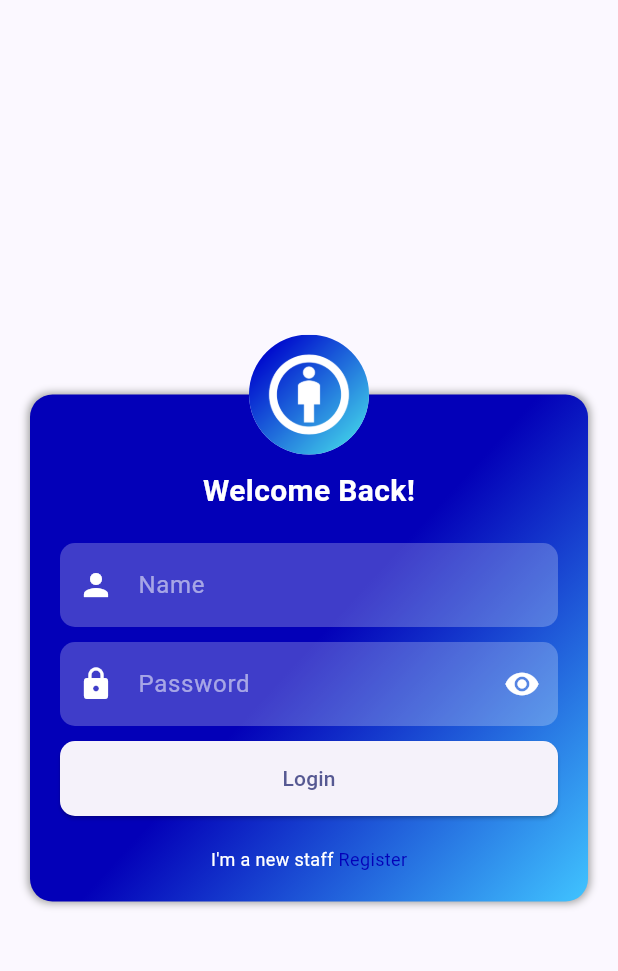
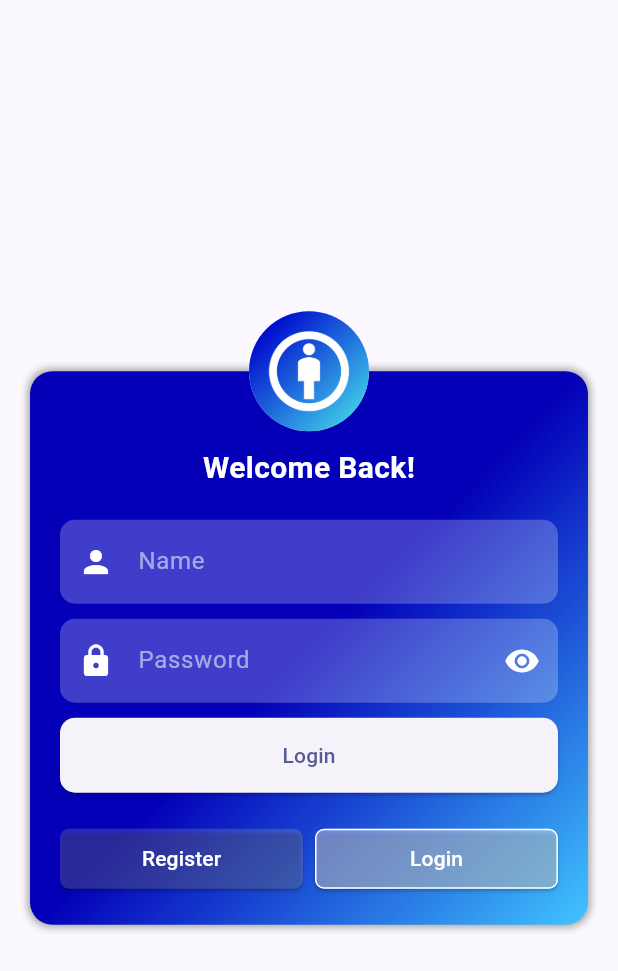
Before and after one commit to vinothrasamani/attendance, a Flutter app: the screen it shows after launch, on a phone screen of 412 x 824 dp. Shown: the top 971 px of the screen. Run offline on Flutter 3.47's test engine with Material 3 defaults, Android fonts, the phone set to English and light mode, and no system bars; our stand-ins replace flutter_riverpod, get, shared_preferences, slide_to_act; accounts and stored records are empty.

```diff
--- a/lib/main.dart
+++ b/lib/main.dart
@@ -1,12 +1,16 @@
 import 'package:attendance/install_id_manager.dart';
 import 'package:attendance/view/splash_screen.dart';
 import 'package:flutter/material.dart';
+import 'package:flutter/services.dart';
 import 'package:flutter_riverpod/flutter_riverpod.dart';
 import 'package:get/get.dart';
 
 void main() async {
   WidgetsFlutterBinding.ensureInitialized();
   await InstallIdManager.getInstallId();
+  SystemChrome.setPreferredOrientations(
+    [DeviceOrientation.portraitDown, DeviceOrientation.portraitUp],
+  );
   runApp(ProviderScope(child: const MyApp()));
 }
 
--- /dev/null
+++ b/lib/model/user_model.dart
@@ -0,0 +1,69 @@
+import 'dart:convert';
+
+UserModel userModelFromJson(String str) => UserModel.fromJson(json.decode(str));
+
+String userModelToJson(UserModel data) => json.encode(data.toJson());
+
+class UserModel {
+  bool success;
+  User? data;
+  String message;
+
+  UserModel({
+    required this.success,
+    required this.data,
+    required this.message,
+  });
+
+  factory UserModel.fromJson(Map<String, dynamic> json) => UserModel(
+        success: json["success"],
+        data: User.fromJson(json["data"]),
+        message: json["message"],
+      );
+
+  Map<String, dynamic> toJson() => {
+        "success": success,
+        "data": data?.toJson(),
+        "message": message,
+      };
+}
+
+class User {
+  int id;
+  String name;
+  String code;
+  String phone;
+  String token;
+  DateTime createdAt;
+  DateTime updatedAt;
+
+  User({
+    required this.id,
+    required this.name,
+    required this.code,
+    required this.phone,
+    required this.token,
+    required this.createdAt,
+    required this.updatedAt,
+  });
+
+  factory User.fromJson(Map<String, dynamic> json) => User(
+        id: json["id"],
+        name: json["name"],
+        code: json["code"],
+        phone: json["phone"],
+        token: json["token"],
+        createdAt: DateTime.parse(json["created_at"]),
+        updatedAt: DateTime.parse(json["updated_at"]),
+      );
+
+  Map<String, dynamic> toJson() => {
+        "id": id,
+        "name": name,
+        "code": code,
+        "phone": phone,
+        "token": token,
+        "created_at": createdAt.toIso8601String(),
+        "updated_at": updatedAt.toIso8601String(),
+      };
+}
--- a/lib/view/auth_screen.dart
+++ b/lib/view/auth_screen.dart
@@ -1,7 +1,6 @@
 import 'package:attendance/install_id_manager.dart';
 import 'package:attendance/main.dart';
 import 'package:attendance/view_model/auth_service.dart';
-import 'package:flutter/gestures.dart';
 import 'package:flutter/material.dart';
 import 'package:flutter_riverpod/flutter_riverpod.dart';
 
@@ -47,7 +46,7 @@ class _AuthScreenState extends ConsumerState<AuthScreen> {
     return TextFormField(
       style: TextStyle(color: Colors.white),
       keyboardType: type,
-      cursorColor: baseColor,
+      cursorColor: Colors.white,
       obscureText: obscure ? obs : false,
       decoration: InputDecoration(
         hintText: hint,
@@ -82,6 +81,13 @@ class _AuthScreenState extends ConsumerState<AuthScreen> {
       onChanged: onChanged,
     );
   }
+
+  final style = ElevatedButton.styleFrom(
+    padding: EdgeInsets.all(15),
+    shape: RoundedRectangleBorder(
+      borderRadius: BorderRadius.circular(10),
+    ),
+  );
 
   @override
   Widget build(BuildContext context) {
@@ -126,7 +132,9 @@ class _AuthScreenState extends ConsumerState<AuthScreen> {
                         SizedBox(height: 20),
                         field(
                           hint: 'Name',
-                          onChanged: (p0) {},
+                          onChanged: (p0) {
+                            name = p0;
+                          },
                         ),
                         SizedBox(height: 10),
                         if (!isLogin)
@@ -137,10 +145,16 @@ class _AuthScreenState extends ConsumerState<AuthScreen> {
                                 hint: 'Phone',
                                 icon: Icons.phone,
                                 type: TextInputType.phone,
+                                onChanged: (p0) {
+                                  phone = p0;
+                                },
                               ),
                               SizedBox(height: 10),
                               field(
                                   hint: 'Staff Code',
+                                  onChanged: (p0) {
+                                    code = p0;
+                                  },
                                   icon: Icons.person_pin_rounded),
                               SizedBox(height: 10),
                             ],
@@ -148,6 +162,9 @@ class _AuthScreenState extends ConsumerState<AuthScreen> {
                         field(
                           hint: 'Password',
                           obscure: true,
+                          onChanged: (p0) {
+                            password = p0;
+                          },
                           icon: Icons.lock,
                         ),
                         SizedBox(height: 10),
@@ -155,12 +172,7 @@ class _AuthScreenState extends ConsumerState<AuthScreen> {
                           width: double.infinity,
                           child: ElevatedButton.icon(
                             onPressed: () => submit(isLogin),
-                            style: ElevatedButton.styleFrom(
-                              padding: EdgeInsets.all(15),
-                              shape: RoundedRectangleBorder(
-                                borderRadius: BorderRadius.circular(10),
-                              ),
-                            ),
+                            style: style,
                             icon: isLoading
                                 ? SizedBox(
                                     height: 15,
@@ -177,25 +189,54 @@ class _AuthScreenState extends ConsumerState<AuthScreen> {
                           ),
                         ),
                         SizedBox(height: 20),
-                        Text.rich(
-                          TextSpan(
-                            text: isLogin
-                                ? 'I\'m a new staff '
-                                : 'I\'m an old staff ',
-                            style: TextStyle(color: Colors.white, fontSize: 12),
-                            children: [
-                              TextSpan(
-                                text: isLogin ? "Register" : "Login",
-                                style: TextStyle(color: baseColor),
-                                recognizer: TapGestureRecognizer()
-                                  ..onTap = () {
-                                    ref
-                                        .read(AuthService.isLogin.notifier)
-                                        .state = !isLogin;
-                                  },
+                        Row(
+                          children: [
+                            Expanded(
+                              child: ElevatedButton(
+                                onPressed: () {
+                                  ref.read(AuthService.isLogin.notifier).state =
+                                      false;
+                                },
+                                style: ElevatedButton.styleFrom(
+                                  backgroundColor: Colors.white
+                                      .withAlpha(isLogin ? 40 : 100),
+                                  foregroundColor: Colors.white,
+                                  shape: RoundedRectangleBorder(
+                                    borderRadius: BorderRadius.circular(6),
+                                    side: BorderSide(
+                                      color: isLogin
+                                          ? Colors.transparent
+                                          : Colors.white,
+                                    ),
+                                  ),
+                                ),
+                                child: Text('Register'),
                               ),
-                            ],
-                          ),
+                            ),
+                            SizedBox(width: 8),
+                            Expanded(
+                              child: ElevatedButton(
+                                onPressed: () {
+                                  ref.read(AuthService.isLogin.notifier).state =
+                                      true;
+                                },
+                                style: ElevatedButton.styleFrom(
+                                  shape: RoundedRectangleBorder(
+                                    borderRadius: BorderRadius.circular(6),
+                                    side: BorderSide(
+                                      color: !isLogin
+                                          ? Colors.transparent
+                                          : Colors.white,
+                                    ),
+                                  ),
+                                  backgroundColor: Colors.white
+                                      .withAlpha(isLogin ? 100 : 40),
+                                  foregroundColor: Colors.white,
+                                ),
+                                child: Text('Login'),
+                              ),
+                            ),
+                          ],
                         ),
                       ],
                     ),
--- /dev/null
+++ b/lib/view_model/home_service.dart
@@ -0,0 +1,6 @@
+import 'package:flutter_riverpod/flutter_riverpod.dart';
+
+class HomeService {
+  static final isLoading = StateProvider<bool>((ref) => false);
+  static final index = StateProvider((ref) => 0);
+}
--- a/pubspec.yaml
+++ b/pubspec.yaml
@@ -39,6 +39,7 @@ dependencies:
   shared_preferences: ^2.5.3
   flutter_riverpod: ^2.6.1
   uuid: ^4.5.1
+  slide_to_act: ^2.0.2
 
 dev_dependencies:
   flutter_test:
```
Also changed, not shown: lib/base_file.dart (+14 -3 lines), lib/view/home_screen.dart (added, +103 -0 lines), lib/view_model/auth_service.dart (+40 -5 lines), lib/view_model/user_sevice.dart (added, +20 -0 lines), lib/widget/attendance.dart (added, +26 -0 lines), lib/widget/status.dart (added, +48 -0 lines), pubspec.lock.
